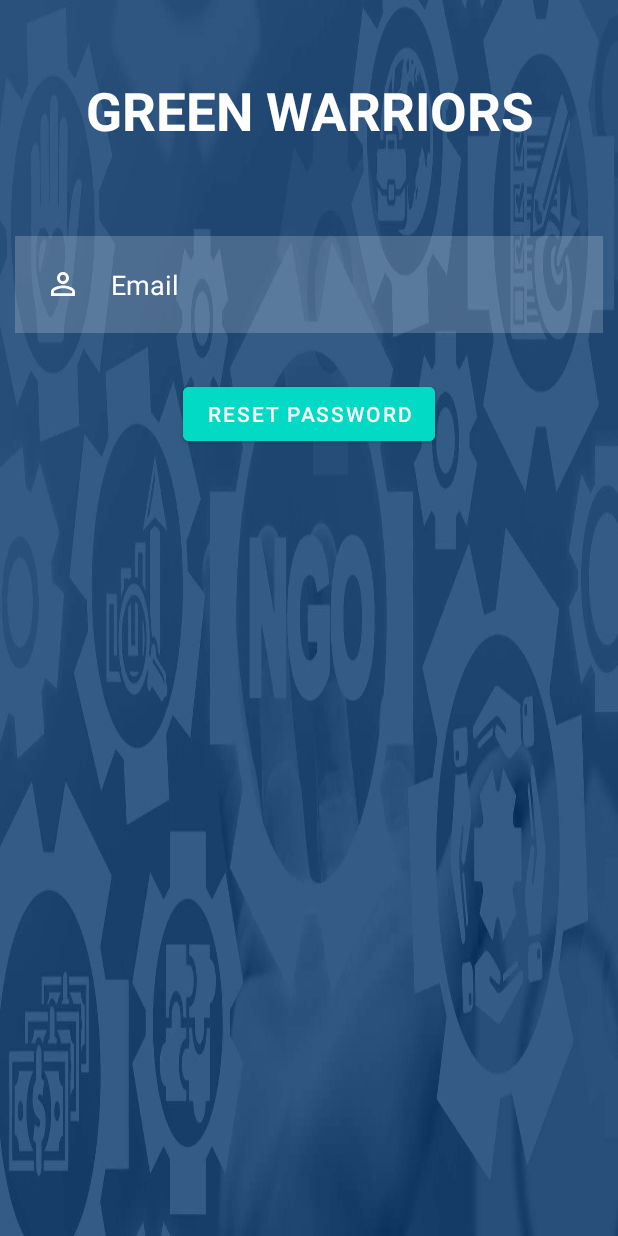
After one commit to AravindakumarAT/NGOApp, an Android app: the ForgotPassword screen opened directly, with no data from a screen before it, on a phone screen of 412 x 824 dp. The commit adds this screen. Run offline under Robolectric (Android 15) with nearby library versions, the phone set to English and light mode, and no system bars; our stand-ins replace Firebase (no records; nobody signed in at launch, a user with empty details on screens opened directly).

Commit message:
Created Forget Password Successfully.

```diff
--- a/app/src/main/AndroidManifest.xml
+++ b/app/src/main/AndroidManifest.xml
@@ -9,7 +9,8 @@
         android:roundIcon="@mipmap/ic_launcher_round"
         android:supportsRtl="true"
         android:theme="@style/Theme.LoginActivity">
-        <activity android:name=".Calculation"></activity>
+        <activity android:name=".ForgotPassword"></activity>
+        <activity android:name=".Calculation" />
         <activity android:name=".MainActivity">
             <intent-filter>
                 <action android:name="android.intent.action.MAIN" />
--- /dev/null
+++ b/app/src/main/java/com/example/loginactivity/ForgotPassword.java
@@ -0,0 +1,78 @@
+package com.example.loginactivity;
+
+import androidx.annotation.NonNull;
+import androidx.appcompat.app.AppCompatActivity;
+
+import android.os.Bundle;
+import android.util.Patterns;
+import android.view.View;
+import android.widget.Button;
+import android.widget.EditText;
+import android.widget.Toast;
+
+import com.google.android.gms.tasks.OnCompleteListener;
+import com.google.android.gms.tasks.Task;
+import com.google.firebase.auth.FirebaseAuth;
+
+public class ForgotPassword extends AppCompatActivity
+{
+    private EditText emailEditText;
+    private Button resetPassword;
+
+    FirebaseAuth auth;
+    @Override
+    protected void onCreate(Bundle savedInstanceState)
+    {
+        super.onCreate(savedInstanceState);
+        setContentView(R.layout.activity_forgot_password);
+
+         emailEditText=(EditText) findViewById(R.id.fpemail);
+         resetPassword=(Button) findViewById(R.id.fpbtn);
+
+         auth=FirebaseAuth.getInstance();
+
+         resetPassword.setOnClickListener(new View.OnClickListener()
+         {
+             @Override
+             public void onClick(View view)
+             {
+                 resetPassword();
+             }
+         });
+
+    }
+
+    private void resetPassword()
+    {
+        String email=emailEditText.getText().toString().trim();
+
+        if(email.isEmpty())
+        {
+            emailEditText.setError("Email is required!");
+            emailEditText.requestFocus();
+            return;
+        }
+        if(!Patterns.EMAIL_ADDRESS.matcher(email).matches())
+        {
+            emailEditText.setError("Please provide valid email");
+            emailEditText.requestFocus();
+            return;
+        }
+        auth.sendPasswordResetEmail(email).addOnCompleteListener(new OnCompleteListener<Void>()
+        {
+            @Override
+            public void onComplete(@NonNull Task<Void> task)
+            {
+                if(task.isSuccessful())
+                {
+                    Toast.makeText(ForgotPassword.this, "Check your email for reset your password", Toast.LENGTH_LONG).show();
+                    Toast.makeText(ForgotPassword.this, "Check on SPAM MAIL", Toast.LENGTH_LONG).show();
+                }
+                else
+                {
+                    Toast.makeText(ForgotPassword.this,"Try Again!!!",Toast.LENGTH_LONG).show();
+                }
+            }
+        });
+    }
+}
--- /dev/null
+++ b/app/src/main/res/layout/activity_forgot_password.xml
@@ -0,0 +1,46 @@
+<?xml version="1.0" encoding="utf-8"?>
+<RelativeLayout xmlns:android="http://schemas.android.com/apk/res/android"
+    xmlns:app="http://schemas.android.com/apk/res-auto"
+    xmlns:tools="http://schemas.android.com/tools"
+    android:layout_width="match_parent"
+    android:layout_height="match_parent"
+    android:background="@drawable/ngo_image"
+    tools:context=".ForgotPassword">
+
+    <TextView
+        android:layout_width="match_parent"
+        android:layout_height="wrap_content"
+        android:id="@+id/fpbanner"
+        android:text="GREEN WARRIORS"
+        android:textColor="@color/white"
+        android:textSize="35dp"
+        android:textStyle="bold"
+        android:layout_margin="50dp"
+        android:gravity="center"/>
+
+    <EditText
+        android:layout_width="match_parent"
+        android:layout_height="wrap_content"
+        android:id="@+id/fpemail"
+        android:layout_below="@id/fpbanner"
+        android:background="#30ffffff"
+        android:hint="Email"
+        android:textColorHint="@color/white"
+        android:textColor="@color/white"
+        android:layout_margin="10dp"
+        android:padding="20dp"
+        android:drawableLeft="@drawable/ic_baseline_person_outline_24"
+        android:drawablePadding="20dp"/>
+
+    <com.google.android.material.button.MaterialButton
+        android:layout_width="wrap_content"
+        android:layout_height="wrap_content"
+        android:id="@+id/fpbtn"
+        android:layout_below="@id/fpemail"
+        android:text="RESET PASSWORD"
+        android:backgroundTint="@color/design_default_color_secondary"
+        android:layout_centerHorizontal="true"
+        android:layout_margin="20dp"/>
+
+
+</RelativeLayout>
```
Also changed, not shown: app/src/main/java/com/example/loginactivity/MainActivity.java (+8 -1 lines).
